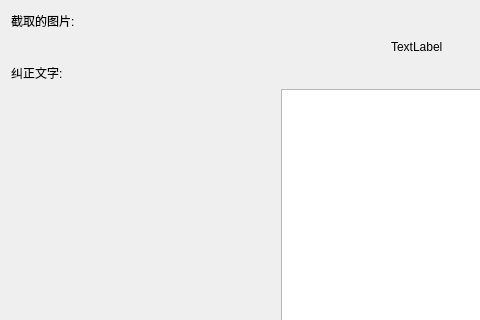
Old version of the form InductiveBook/OcrHandleWidget.ui in the repository leishengxie/FengZhiHong; both pictures show x 0 to 480 and y 0 to 320 of the 833 by 669 pixel window.
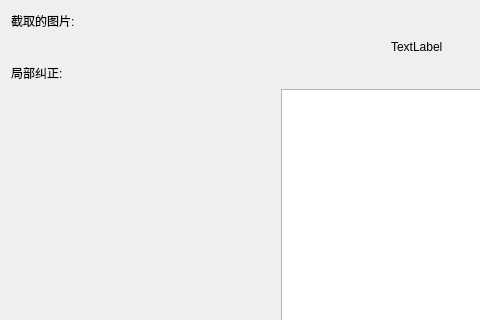
New version of the form.

Diff of the .ui file:
```diff
--- a/InductiveBook/OcrHandleWidget.ui
+++ b/InductiveBook/OcrHandleWidget.ui
@@ -80,7 +80,7 @@
      <item>
       <widget class="QLabel" name="label_2">
        <property name="text">
-        <string>纠正文字:</string>
+        <string>局部纠正:</string>
        </property>
       </widget>
      </item>
```
